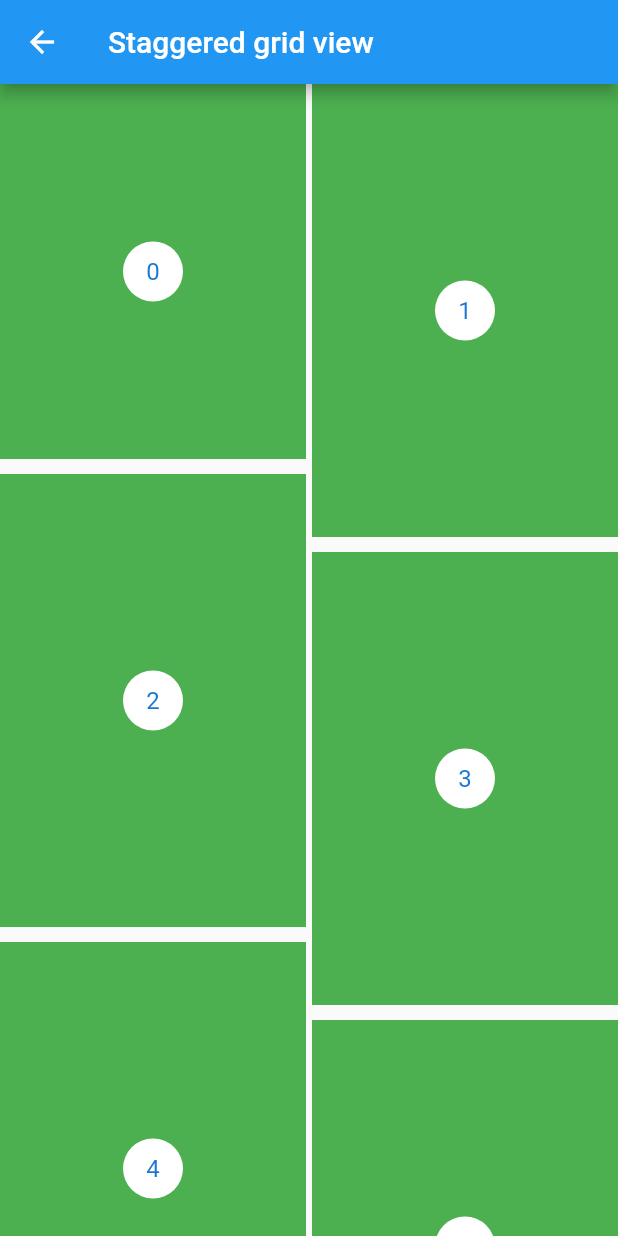
After one commit to panmin/awesome-flutter, a Flutter app: the screen it shows after launch, after a tap on "staggered grid view", on a phone screen of 412 x 824 dp. The commit adds this screen. Run offline on Flutter 3.47's test engine with Material 2 defaults, Android fonts, the phone set to English and light mode, and no system bars; network calls fail.

Commit message:
staggered grid view

```diff
--- a/awesome_flutter/lib/main.dart
+++ b/awesome_flutter/lib/main.dart
@@ -1,3 +1,4 @@
+import 'package:awesome_flutter/staggered_test.dart';
 import 'package:awesome_flutter/widget_life/widget_life.dart';
 import 'package:flutter/foundation.dart';
 import 'package:flutter/material.dart';
@@ -22,8 +23,27 @@ class MyApp extends StatelessWidget {
           // is not restarted.
           primarySwatch: Colors.blue,
         ),
-      home: MyHomePage(title: 'Flutter Demo Home Page'),
+        home: MainPage()
 //      home: WidgetLifePage(),
+        );
+  }
+}
+
+class MainPage extends StatelessWidget {
+  @override
+  Widget build(BuildContext context) {
+    return Scaffold(
+        appBar: AppBar(
+          title: Text("flutter demo"),
+        ),
+        body: Column(
+          children: <Widget>[
+            FlatButton(
+                onPressed: () => Navigator.push(context,
+                    MaterialPageRoute(builder: (context) => StaggeredTest())),
+                child: Text("staggered grid view"))
+          ],
+        ) //MyHomePage(title: 'Flutter Demo Home Page'),,
         );
   }
 }
@@ -159,6 +179,4 @@ class _MyHomePageState extends State<MyHomePage> {
     print("initState");
     super.initState();
   }
-
-
 }
--- /dev/null
+++ b/awesome_flutter/lib/provider_tests/provider_used.dart
@@ -0,0 +1,6 @@
+import 'package:awesome_flutter/provider_tests/provider1.dart';
+import 'package:provider/provider.dart';
+
+class ProviderUsed {
+//  static String test = Provider<Model1>.value(value: Model1())
+}
--- /dev/null
+++ b/awesome_flutter/lib/staggered_test.dart
@@ -0,0 +1,67 @@
+import 'package:flutter/material.dart';
+import 'package:flutter_staggered_grid_view/flutter_staggered_grid_view.dart';
+
+class StaggeredTest extends StatefulWidget {
+  @override
+  _StaggeredTestState createState() => _StaggeredTestState();
+}
+
+class _StaggeredTestState extends State<StaggeredTest> {
+  ScrollController _scrollController;
+  int _count = 8;
+
+  @override
+  void initState() {
+    _scrollController = ScrollController()
+      ..addListener(() async {
+        await Future.delayed(Duration(seconds: 5));
+        var px = _scrollController.position.pixels;
+        if (px >= _scrollController.position.maxScrollExtent) {
+          print("加载过多");
+          setState(() {
+            _count += _count;
+          });
+        }
+      });
+    super.initState();
+  }
+
+  @override
+  Widget build(BuildContext context) {
+    return Scaffold(
+        appBar: AppBar(
+          title: Text('Staggered grid view'),
+        ),
+        body: CustomScrollView(
+          controller: _scrollController,
+          slivers: <Widget>[
+            SliverToBoxAdapter(
+              child: RefreshIndicator(
+                onRefresh: () async {
+                  await Future.delayed(Duration(seconds: 5));
+                },
+                child: StaggeredGridView.countBuilder(
+                  shrinkWrap: true,
+                    controller: _scrollController,
+                    crossAxisCount: 4,
+                    crossAxisSpacing: 4,
+                    mainAxisSpacing: 10,
+                    itemCount: _count,
+                    itemBuilder: (context, index) {
+                      return Container(
+                          color: Colors.green,
+                          child: new Center(
+                            child: new CircleAvatar(
+                              backgroundColor: Colors.white,
+                              child: new Text('$index'),
+                            ),
+                          ));
+                    },
+                    staggeredTileBuilder: (index) =>
+                        StaggeredTile.count(2, index == 0 ? 2.5 : 3)),
+              ),
+            ),
+          ],
+        ));
+  }
+}
--- a/awesome_flutter/pubspec.yaml
+++ b/awesome_flutter/pubspec.yaml
@@ -23,6 +23,9 @@ dependencies:
   # The following adds the Cupertino Icons font to your application.
   # Use with the CupertinoIcons class for iOS style icons.
   cupertino_icons: ^0.1.2
+
+  provider:
+  flutter_staggered_grid_view:
 
 dev_dependencies:
   flutter_test:
```
Also changed, not shown: awesome_flutter/lib/inherited_wdiget.dart (added, +175 -0 lines), awesome_flutter/lib/mian_sliver_appbar.dart (added, +62 -0 lines), awesome_flutter/lib/provider_test.dart (added, +42 -0 lines), awesome_flutter/lib/provider_tests/provider1.dart (added, +21 -0 lines), awesome_flutter/pubspec.lock, 3 other files. Lines whose indentation alone changed are shown as unchanged.
